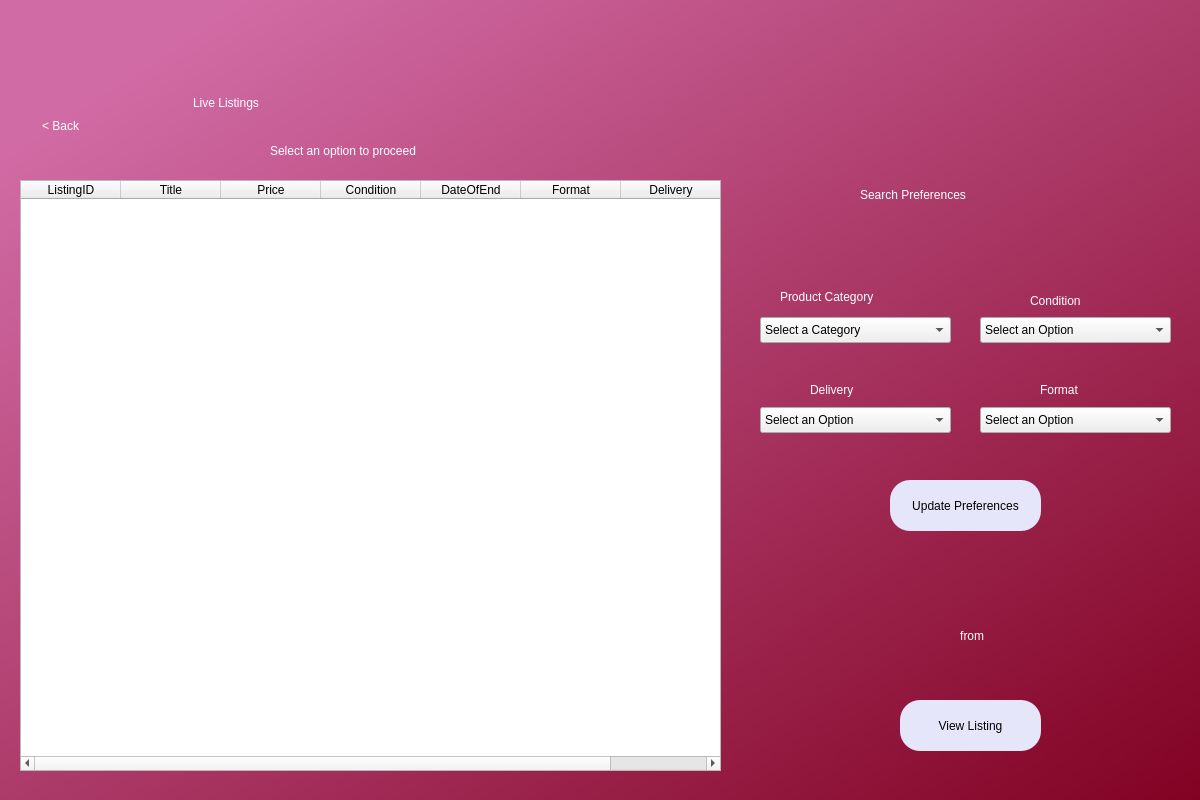
AnshulS853/Coursework-Improved, file viewlists.ui: the form before one commit.
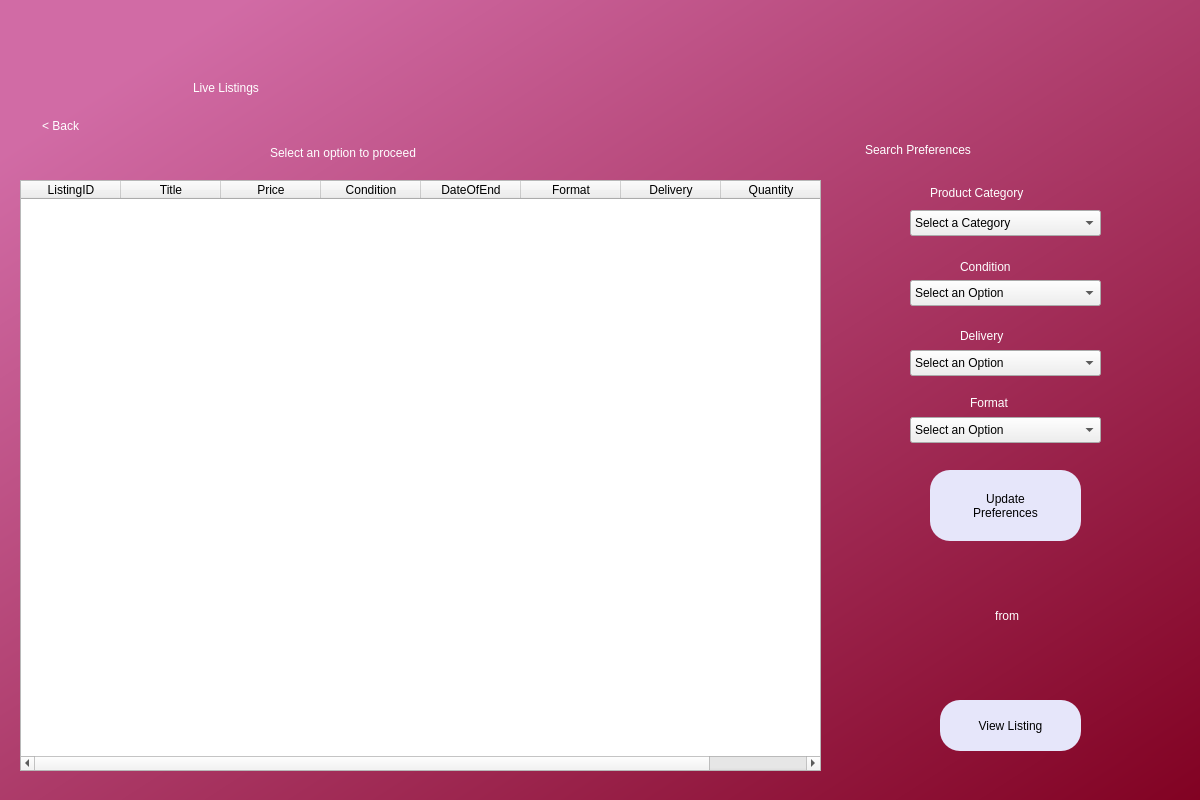
The form after the commit.

The edit to the form file:
```diff
--- a/viewlists.ui
+++ b/viewlists.ui
@@ -42,9 +42,9 @@
     <property name="geometry">
      <rect>
       <x>193</x>
-      <y>60</y>
-      <width>430</width>
-      <height>85</height>
+      <y>30</y>
+      <width>516</width>
+      <height>116</height>
      </rect>
     </property>
     <property name="styleSheet">
@@ -58,9 +58,9 @@
     <property name="geometry">
      <rect>
       <x>270</x>
-      <y>130</y>
-      <width>221</width>
-      <height>41</height>
+      <y>140</y>
+      <width>258</width>
+      <height>25</height>
      </rect>
     </property>
     <property name="styleSheet">
@@ -75,7 +75,7 @@
      <rect>
       <x>20</x>
       <y>180</y>
-      <width>701</width>
+      <width>801</width>
       <height>591</height>
      </rect>
     </property>
@@ -120,12 +120,17 @@
       <string>Delivery</string>
      </property>
     </column>
+    <column>
+     <property name="text">
+      <string>Quantity</string>
+     </property>
+    </column>
    </widget>
    <widget class="QLabel" name="confirmtoast">
     <property name="geometry">
      <rect>
-      <x>870</x>
-      <y>570</y>
+      <x>905</x>
+      <y>550</y>
       <width>201</width>
       <height>131</height>
      </rect>
@@ -145,7 +150,7 @@
    <widget class="QPushButton" name="gotoview">
     <property name="geometry">
      <rect>
-      <x>900</x>
+      <x>940</x>
       <y>700</y>
       <width>141</width>
       <height>51</height>
@@ -180,8 +185,8 @@
    <widget class="QComboBox" name="category">
     <property name="geometry">
      <rect>
-      <x>760</x>
-      <y>317</y>
+      <x>910</x>
+      <y>210</y>
       <width>191</width>
       <height>26</height>
      </rect>
@@ -334,8 +339,8 @@
    <widget class="QComboBox" name="condition">
     <property name="geometry">
      <rect>
-      <x>980</x>
-      <y>317</y>
+      <x>910</x>
+      <y>280</y>
       <width>191</width>
       <height>26</height>
      </rect>
@@ -368,8 +373,8 @@
    <widget class="QComboBox" name="format">
     <property name="geometry">
      <rect>
-      <x>980</x>
-      <y>407</y>
+      <x>910</x>
+      <y>417</y>
       <width>191</width>
       <height>26</height>
      </rect>
@@ -397,8 +402,8 @@
    <widget class="QComboBox" name="deliveryoption">
     <property name="geometry">
      <rect>
-      <x>760</x>
-      <y>407</y>
+      <x>910</x>
+      <y>350</y>
       <width>191</width>
       <height>26</height>
      </rect>
@@ -426,10 +431,10 @@
    <widget class="QLabel" name="label_5">
     <property name="geometry">
      <rect>
-      <x>860</x>
-      <y>180</y>
-      <width>219</width>
-      <height>29</height>
+      <x>865</x>
+      <y>130</y>
+      <width>274</width>
+      <height>39</height>
      </rect>
     </property>
     <property name="styleSheet">
@@ -442,10 +447,10 @@
    <widget class="QLabel" name="label_12">
     <property name="geometry">
      <rect>
-      <x>780</x>
-      <y>287</y>
-      <width>134</width>
-      <height>19</height>
+      <x>930</x>
+      <y>180</y>
+      <width>162</width>
+      <height>25</height>
      </rect>
     </property>
     <property name="styleSheet">
@@ -458,10 +463,10 @@
    <widget class="QLabel" name="label_6">
     <property name="geometry">
      <rect>
-      <x>1030</x>
-      <y>291</y>
-      <width>76</width>
-      <height>19</height>
+      <x>960</x>
+      <y>254</y>
+      <width>88</width>
+      <height>25</height>
      </rect>
     </property>
     <property name="styleSheet">
@@ -474,10 +479,10 @@
    <widget class="QLabel" name="label_8">
     <property name="geometry">
      <rect>
-      <x>1040</x>
-      <y>380</y>
-      <width>55</width>
-      <height>19</height>
+      <x>970</x>
+      <y>390</y>
+      <width>66</width>
+      <height>25</height>
      </rect>
     </property>
     <property name="styleSheet">
@@ -490,10 +495,10 @@
    <widget class="QLabel" name="label_11">
     <property name="geometry">
      <rect>
-      <x>810</x>
-      <y>380</y>
-      <width>63</width>
-      <height>19</height>
+      <x>960</x>
+      <y>323</y>
+      <width>74</width>
+      <height>25</height>
      </rect>
     </property>
     <property name="styleSheet">
@@ -506,10 +511,10 @@
    <widget class="QPushButton" name="updatepref">
     <property name="geometry">
      <rect>
-      <x>890</x>
-      <y>480</y>
+      <x>930</x>
+      <y>470</y>
       <width>151</width>
-      <height>51</height>
+      <height>71</height>
      </rect>
     </property>
     <property name="styleSheet">
@@ -518,7 +523,8 @@
 font: 14pt &quot;MS Shell Dlg 2&quot;;</string>
     </property>
     <property name="text">
-     <string>Update Preferences</string>
+     <string>Update
+Preferences</string>
     </property>
    </widget>
   </widget>
```
